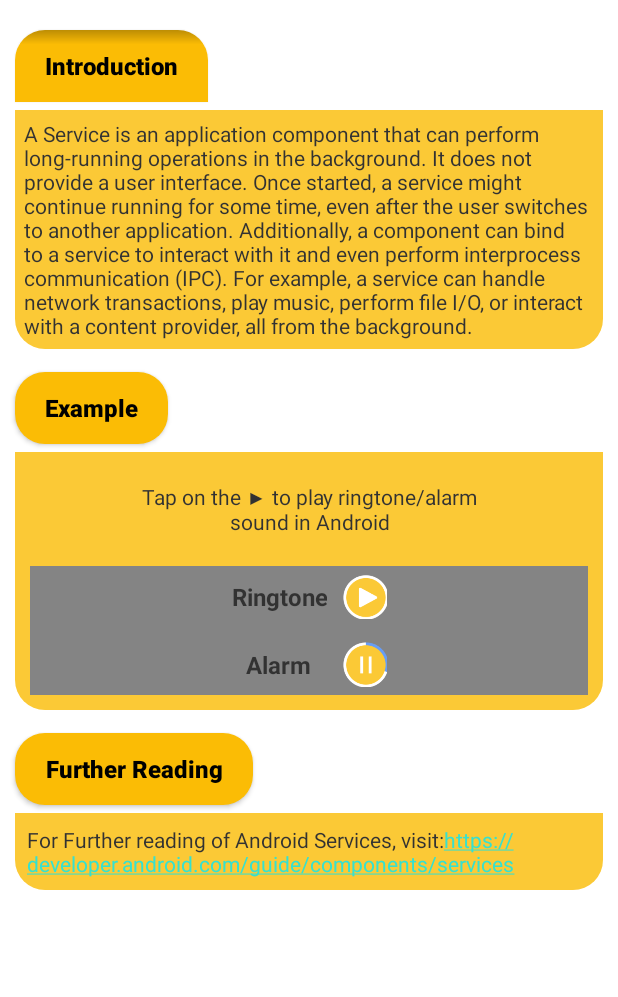
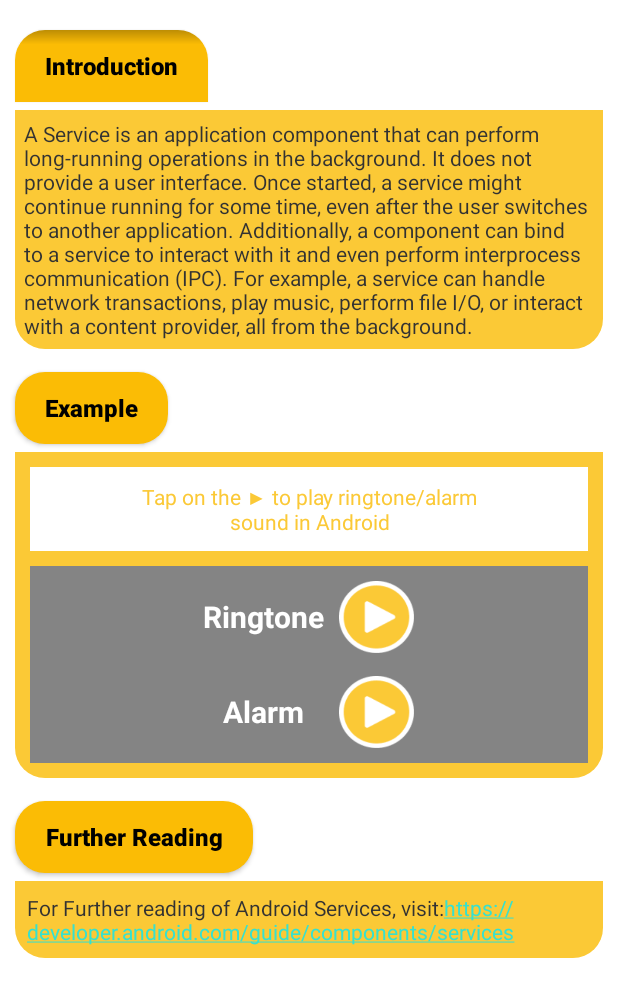
Before and after one commit to Raghuvorkady/Android-App-Development-Specialization, an Android app: the layout fragment_tab3.xml on its own in the app's theme, with its tools: preview values and no code run, on a phone screen of 412 x 824 dp. Shown: the top 997 px of the screen. Run offline under Robolectric (Android 15) with nearby library versions, the phone set to English and light mode, and no system bars.

Commit message:
Added a transition for play/pause button, change of textColor in tab3

```diff
--- a/app/src/main/res/layout/fragment_tab2.xml
+++ b/app/src/main/res/layout/fragment_tab2.xml
@@ -68,7 +68,7 @@
             android:layout_marginLeft="10dp"
             android:layout_marginTop="5dp"
             android:layout_marginRight="10dp"
-            android:background="#666"
+            android:background="@drawable/br_intro_box_bg"
             android:visibility="visible">
 
 
@@ -95,6 +95,8 @@
                 android:layout_centerHorizontal="true"
                 android:layout_marginLeft="10dp"
                 android:layout_marginRight="10dp"
+                android:background="#666"
+                android:layout_marginBottom="10dp"
                 android:padding="5dp">
 
                 <TableRow
--- a/app/src/main/res/layout/fragment_tab3.xml
+++ b/app/src/main/res/layout/fragment_tab3.xml
@@ -19,11 +19,11 @@
             android:background="@drawable/s_intro_bg"
             android:paddingLeft="20dp"
             android:paddingRight="20dp"
-            android:textSize="16sp"
-            android:textStyle="bold"
             android:text="Introduction"
             android:textAllCaps="false"
-            android:textColor="#000" />
+            android:textColor="#000"
+            android:textSize="16sp"
+            android:textStyle="bold" />
 
         <TextView
             android:id="@+id/introText3"
@@ -52,22 +52,22 @@
             android:background="@drawable/s_intro_btn_off"
             android:paddingLeft="20dp"
             android:paddingRight="20dp"
-            android:textSize="16sp"
-            android:textStyle="bold"
             android:text="Example"
             android:textAllCaps="false"
-            android:textColor="#000" />
+            android:textColor="#000"
+            android:textSize="16sp"
+            android:textStyle="bold" />
 
         <RelativeLayout
             android:id="@+id/exampleLayout3"
             android:layout_width="match_parent"
             android:layout_height="wrap_content"
             android:layout_below="@id/exampleButton3"
+            android:layout_centerHorizontal="true"
             android:layout_marginLeft="10dp"
             android:layout_marginTop="5dp"
             android:layout_marginRight="10dp"
             android:alpha="0.8"
-            android:layout_centerHorizontal="true"
             android:background="@drawable/s_intro_box_bg"
             android:visibility="visible">
 
@@ -77,11 +77,11 @@
                 android:layout_height="wrap_content"
                 android:layout_margin="10dp"
                 android:layout_marginTop="5dp"
-                android:background="#FBBC05"
+                android:background="#FFF"
                 android:gravity="center"
                 android:padding="10dp"
                 android:text="Tap on the ▶ to play ringtone/alarm\nsound in Android"
-                android:textColor="#000"
+                android:textColor="#FBBC05"
                 android:visibility="visible" />
 
 
@@ -93,13 +93,13 @@
                 android:layout_centerHorizontal="true"
                 android:layout_marginLeft="10dp"
                 android:layout_marginRight="10dp"
+                android:layout_marginBottom="10dp"
                 android:background="#666"
-                android:layout_marginBottom="10dp"
-                android:padding="5dp">
+                android:padding="10dp">
 
                 <TableRow
-                    android:layout_width="match_parent"
-                    android:layout_height="match_parent"
+                    android:layout_width="wrap_content"
+                    android:layout_height="wrap_content"
                     android:layout_gravity="center"
                     android:gravity="center">
 
@@ -107,26 +107,27 @@
                         android:layout_width="match_parent"
                         android:layout_height="match_parent"
                         android:layout_gravity="center"
+                        android:gravity="center"
                         android:text="Ringtone"
-                        android:gravity="center"
                         android:textAlignment="center"
-                        android:textColor="#000"
-                        android:textSize="16sp"
+                        android:textColor="#FFF"
+                        android:id="@+id/ringtoneText"
+                        android:textSize="20sp"
                         android:textStyle="bold" />
 
                     <Button
-                        android:layout_width="30dp"
-                        android:layout_height="30dp"
+                        android:id="@+id/ringtoneButton"
+                        android:layout_width="50dp"
+                        android:layout_height="48dp"
                         android:layout_marginLeft="10dp"
-                        android:id="@+id/playBtn"
+                        android:background="@drawable/play_button"
                         android:hapticFeedbackEnabled="true"
-                        android:soundEffectsEnabled="true"
-                        android:background="@drawable/play_button" />
+                        android:soundEffectsEnabled="true" />
                 </TableRow>
 
                 <TableRow
-                    android:layout_width="match_parent"
-                    android:layout_height="match_parent"
+                    android:layout_width="wrap_content"
+                    android:layout_height="wrap_content"
                     android:layout_gravity="center"
                     android:layout_marginTop="15dp"
                     android:gravity="center">
@@ -135,21 +136,22 @@
                         android:layout_width="wrap_content"
                         android:layout_height="wrap_content"
                         android:layout_gravity="center"
+                        android:gravity="center"
                         android:text="Alarm"
                         android:textAlignment="center"
-                        android:textColor="#000"
-                        android:gravity="center"
-                        android:textSize="16sp"
+                        android:textColor="#FFF"
+                        android:id="@+id/alarmText"
+                        android:textSize="20sp"
                         android:textStyle="bold" />
 
                     <Button
-                        android:layout_width="30dp"
-                        android:layout_height="30dp"
+                        android:id="@+id/alarmButton"
+                        android:layout_width="50dp"
+                        android:layout_height="48dp"
                         android:layout_marginLeft="10dp"
-                        android:id="@+id/pauseBtn"
+                        android:background="@drawable/play_button"
                         android:hapticFeedbackEnabled="true"
-                        android:soundEffectsEnabled="true"
-                        android:background="@drawable/pause_button" />
+                        android:soundEffectsEnabled="true" />
                 </TableRow>
 
             </TableLayout>
@@ -167,11 +169,11 @@
             android:background="@drawable/s_intro_btn_off"
             android:paddingLeft="20dp"
             android:paddingRight="20dp"
-            android:textSize="16sp"
-            android:textStyle="bold"
             android:text="Further Reading"
             android:textAllCaps="false"
-            android:textColor="#000" />
+            android:textColor="#000"
+            android:textSize="16sp"
+            android:textStyle="bold" />
 
         <TextView
             android:id="@+id/furtherReadingText3"
--- a/app/src/main/res/values/colors.xml
+++ b/app/src/main/res/values/colors.xml
@@ -3,4 +3,10 @@
     <color name="colorPrimary">#6200EE</color>
     <color name="colorPrimaryDark">#3700B3</color>
     <color name="colorAccent">#03DAC5</color>
+
+    <color name="yellow">#FBBC05</color>
+    <color name="blue">#4285F4</color>
+    <color name="red">#EA4335</color>
+    <color name="green">#34A853</color>
+    <color name="white">#FFFFFF</color>
 </resources>
```
Also changed, not shown: app/src/main/java/com/projectx/androidappdevelopment/tab3.java (+50 -10 lines), app/src/main/res/drawable/pause_button.png, app/src/main/res/drawable/play_button.png.
